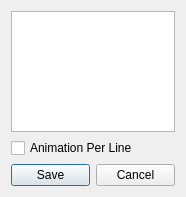
This is ui/export.ui in sgynn/animtool as Qt 5 draws it before an edit. The edited form follows.
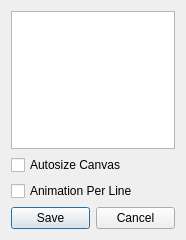
This is the edited form. Icons and pictures are not drawn.

Diff of the .ui file:
```diff
--- a/ui/export.ui
+++ b/ui/export.ui
@@ -7,19 +7,19 @@
     <x>0</x>
     <y>0</y>
     <width>186</width>
-    <height>197</height>
+    <height>240</height>
    </rect>
   </property>
   <property name="minimumSize">
    <size>
     <width>186</width>
-    <height>197</height>
+    <height>240</height>
    </size>
   </property>
   <property name="maximumSize">
    <size>
     <width>186</width>
-    <height>197</height>
+    <height>240</height>
    </size>
   </property>
   <property name="windowTitle">
@@ -40,6 +40,13 @@
      </property>
     </widget>
    </item>
+   <item>
+    <widget class="QCheckBox" name="autoSize">
+     <property name="text">
+      <string>Autosize Canvas</string>
+     </property>
+    </widget>
+   </item>
    <item>
     <widget class="QCheckBox" name="perLine">
      <property name="text">
```
